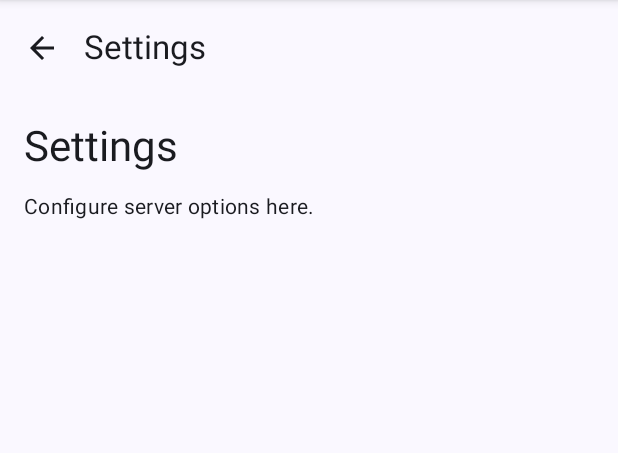
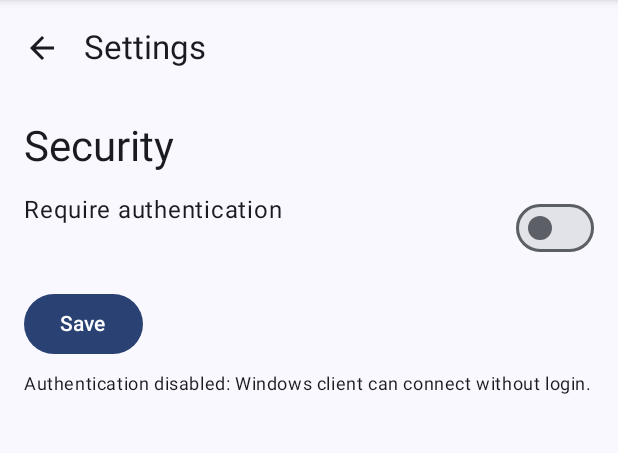
Before and after one commit to saurabhsingh33/Stremer, an Android app built with Jetpack Compose: the screen it shows after launch (MainActivity), after a tap on "Settings", on a phone screen of 412 x 824 dp, the part 84-537 px from its top. Run offline under Robolectric (Android 15) with nearby library versions, the phone set to English and light mode, and no system bars; 5 statements that could not run were skipped.

Commit message:
username and password for server

```diff
--- a/server-android/app/build.gradle
+++ b/server-android/app/build.gradle
@@ -32,6 +32,7 @@ dependencies {
     implementation "androidx.activity:activity-compose:1.8.2"
     implementation "androidx.compose.material3:material3:1.2.0"
     implementation "androidx.compose.material:material-icons-extended:1.5.4"
+    implementation "androidx.security:security-crypto:1.1.0-alpha06"
     implementation "androidx.documentfile:documentfile:1.0.1"
     implementation "io.ktor:ktor-server-cio:2.3.7"
     implementation "io.ktor:ktor-server-core:2.3.7"
--- a/server-android/app/src/main/java/com/stremer/di/ServiceLocator.kt
+++ b/server-android/app/src/main/java/com/stremer/di/ServiceLocator.kt
@@ -3,6 +3,7 @@ package com.stremer.di
 import android.app.Activity
 import com.stremer.auth.AuthManager
 import com.stremer.saf.SafHelper
+import com.stremer.settings.SettingsRepository
 import android.net.Uri
 import com.stremer.files.FileItem
 
@@ -12,6 +13,7 @@ object ServiceLocator {
 
     fun init(activity: Activity) {
         saf = SafHelper(activity)
+        SettingsRepository.init(activity)
     }
 
     fun setRoot(uri: Uri) {
--- /dev/null
+++ b/server-android/app/src/main/java/com/stremer/settings/SettingsRepository.kt
@@ -0,0 +1,50 @@
+package com.stremer.settings
+
+import android.content.Context
+import androidx.security.crypto.EncryptedSharedPreferences
+import androidx.security.crypto.MasterKey
+
+object SettingsRepository {
+    private const val PREFS_NAME = "stremer_settings"
+    private const val KEY_AUTH_ENABLED = "auth_enabled"
+    private const val KEY_USERNAME = "auth_username"
+    private const val KEY_PASSWORD = "auth_password"
+
+    @Volatile
+    private var prefs: android.content.SharedPreferences? = null
+
+    fun init(context: Context) {
+        if (prefs != null) return
+        val masterKey = MasterKey.Builder(context)
+            .setKeyScheme(MasterKey.KeyScheme.AES256_GCM)
+            .build()
+        prefs = EncryptedSharedPreferences.create(
+            context,
+            PREFS_NAME,
+            masterKey,
+            EncryptedSharedPreferences.PrefKeyEncryptionScheme.AES256_SIV,
+            EncryptedSharedPreferences.PrefValueEncryptionScheme.AES256_GCM
+        )
+    }
+
+    private fun requirePrefs(): android.content.SharedPreferences {
+        return prefs ?: throw IllegalStateException("SettingsRepository not initialized")
+    }
+
+    fun isAuthEnabled(): Boolean = requirePrefs().getBoolean(KEY_AUTH_ENABLED, true)
+
+    fun setAuthEnabled(enabled: Boolean) {
+        requirePrefs().edit().putBoolean(KEY_AUTH_ENABLED, enabled).apply()
+    }
+
+    fun getUsername(): String? = requirePrefs().getString(KEY_USERNAME, null)
+
+    fun getPassword(): String? = requirePrefs().getString(KEY_PASSWORD, null)
+
+    fun setCredentials(username: String?, password: String?) {
+        requirePrefs().edit()
+            .putString(KEY_USERNAME, username?.trim()?.ifEmpty { null })
+            .putString(KEY_PASSWORD, password)
+            .apply()
+    }
+}
--- a/server-android/app/src/main/java/com/stremer/ui/SettingsScreen.kt
+++ b/server-android/app/src/main/java/com/stremer/ui/SettingsScreen.kt
@@ -1,32 +1,105 @@
 package com.stremer.ui
 
+import androidx.compose.foundation.layout.Arrangement
 import androidx.compose.foundation.layout.Column
+import androidx.compose.foundation.layout.Row
 import androidx.compose.foundation.layout.Spacer
 import androidx.compose.foundation.layout.fillMaxSize
 import androidx.compose.foundation.layout.height
 import androidx.compose.foundation.layout.padding
+import androidx.compose.material3.Button
 import androidx.compose.material3.MaterialTheme
+import androidx.compose.material3.OutlinedTextField
+import androidx.compose.material3.Switch
+import androidx.compose.material3.SwitchDefaults
 import androidx.compose.material3.Text
 import androidx.compose.runtime.Composable
+import androidx.compose.runtime.LaunchedEffect
+import androidx.compose.runtime.getValue
+import androidx.compose.runtime.mutableStateOf
+import androidx.compose.runtime.remember
+import androidx.compose.runtime.setValue
 import androidx.compose.ui.Modifier
+import androidx.compose.ui.platform.LocalContext
+import androidx.compose.ui.text.input.PasswordVisualTransformation
 import androidx.compose.ui.unit.dp
+import com.stremer.settings.SettingsRepository
 
 @Composable
 fun SettingsScreen() {
+    val ctx = LocalContext.current
+    LaunchedEffect(Unit) {
+        try { SettingsRepository.init(ctx) } catch (_: Exception) {}
+    }
+
+    var authEnabled by remember { mutableStateOf(SettingsRepository.isAuthEnabled()) }
+    var username by remember { mutableStateOf(SettingsRepository.getUsername() ?: "") }
+    var password by remember { mutableStateOf(SettingsRepository.getPassword() ?: "") }
+    var saved by remember { mutableStateOf(false) }
+
     Column(
         modifier = Modifier
             .fillMaxSize()
-            .padding(16.dp)
+            .padding(16.dp),
+        verticalArrangement = Arrangement.Top
     ) {
         Text(
-            text = "Settings",
+            text = "Security",
             style = MaterialTheme.typography.headlineMedium,
             color = MaterialTheme.colorScheme.onBackground
         )
         Spacer(Modifier.height(12.dp))
+
+        Row {
+            Text(
+                text = "Require authentication",
+                style = MaterialTheme.typography.bodyLarge,
+                color = MaterialTheme.colorScheme.onBackground,
+                modifier = Modifier.weight(1f)
+            )
+            Switch(
+                checked = authEnabled,
+                onCheckedChange = { checked -> authEnabled = checked; saved = false },
+                colors = SwitchDefaults.colors()
+            )
+        }
+
+        if (authEnabled) {
+            Spacer(Modifier.height(12.dp))
+            OutlinedTextField(
+                value = username,
+                onValueChange = { username = it; saved = false },
+                label = { Text("Username") },
+                singleLine = true
+            )
+            Spacer(Modifier.height(8.dp))
+            OutlinedTextField(
+                value = password,
+                onValueChange = { password = it; saved = false },
+                label = { Text("Password") },
+                singleLine = true,
+                visualTransformation = PasswordVisualTransformation()
+            )
+        }
+
+        Spacer(Modifier.height(16.dp))
+        Button(onClick = {
+            SettingsRepository.setAuthEnabled(authEnabled)
+            if (authEnabled) {
+                SettingsRepository.setCredentials(username.trim(), password)
+            } else {
+                // Clear credentials when disabling auth (optional, but safer)
+                SettingsRepository.setCredentials(null, null)
+            }
+            saved = true
+        }) {
+            Text(if (saved) "Saved" else "Save")
+        }
+
+        Spacer(Modifier.height(8.dp))
         Text(
-            text = "Configure server options here.",
-            style = MaterialTheme.typography.bodyMedium,
+            text = if (authEnabled) "Windows client must login with these credentials." else "Authentication disabled: Windows client can connect without login.",
+            style = MaterialTheme.typography.bodySmall,
             color = MaterialTheme.colorScheme.onBackground
         )
     }
```
Also changed, not shown: server-android/app/src/main/java/com/stremer/api/Server.kt (+12 -6 lines), server-android/app/src/main/java/com/stremer/auth/AuthManager.kt (+10 -2 lines).
